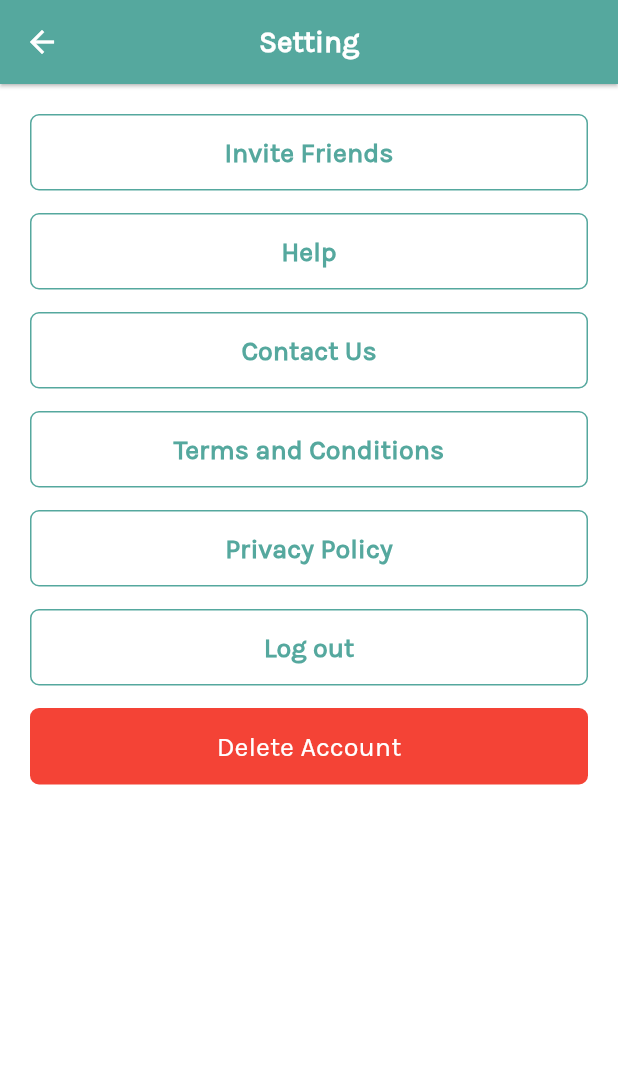
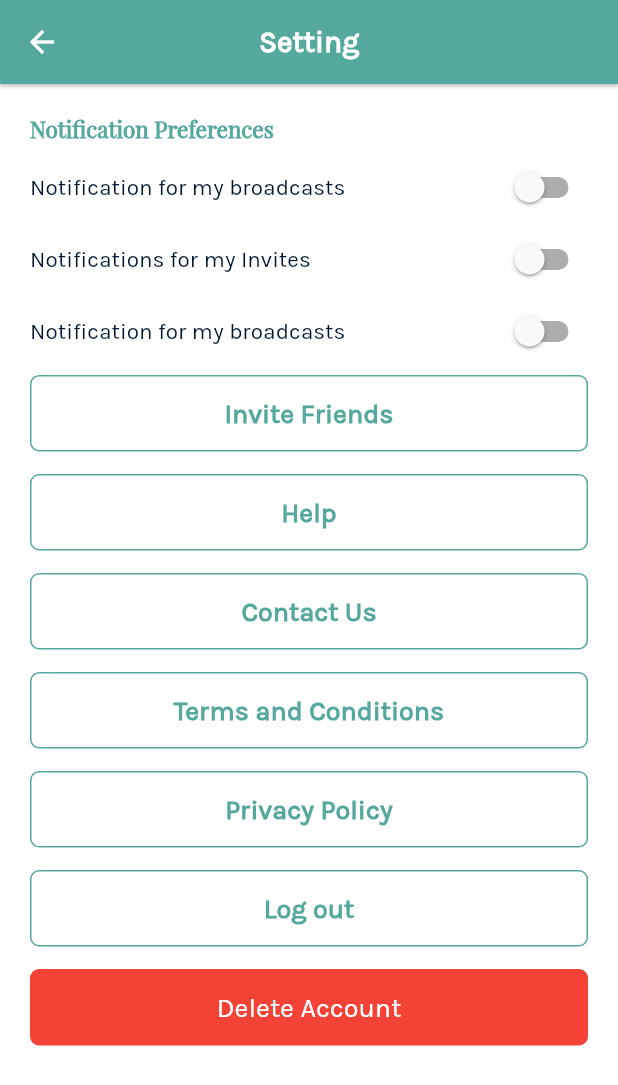
Before and after one commit to priyamshah112/chalo, a Flutter app: the Setting screen opened directly, on a phone screen of 412 x 824 dp. Shown: the top 1085 px of the screen. Run offline on Flutter 3.47's test engine with Material 2 defaults, Android fonts, the phone set to English and light mode, and no system bars; our stand-ins replace cloud_firestore, datetime_picker_formfield, firebase_auth, firebase_messaging, firebase_storage, flutter_map and 10 more; missing offline and left inert: gender_selection, geocoder, mapbox_search_flutter, steel_crypt; accounts and stored records are empty.

Commit message:
Setting Page Switch added

```diff
--- a/lib/Explore/explore.dart
+++ b/lib/Explore/explore.dart
@@ -198,7 +198,7 @@ class _ExploreState extends State<Explore> {
                             mainAxisAlignment: MainAxisAlignment.center,
                             children: <Widget>[
                               Container(
-                                width: 70,
+                                width: 90,
                                 height: 25,
                                 child: RaisedButton(
                                   onPressed: () {},
--- a/lib/Settings/setting.dart
+++ b/lib/Settings/setting.dart
@@ -1,4 +1,5 @@
 import 'package:chaloapp/common/global_colors.dart';
+import 'package:chaloapp/main.dart';
 import 'package:chaloapp/widgets/DailogBox.dart';
 import 'package:flutter/material.dart';
 
@@ -44,100 +45,14 @@ class _SettingState extends State<Setting> {
     return Future.value(true);
   }
 
+  bool isSwitched1 = false;
+  bool isSwitched2 = false;
+  bool isSwitched3 = false;
+
   @override
   void initState() {
     // TODO: implement initState
     super.initState();
-    ExplorepostList = [
-      [
-        "images/bgcover.jpg",
-        "Abdul Quadir Ansari",
-        "10",
-        "true",
-        "false",
-        "false",
-      ],
-      [
-        "images/bgcover.jpg",
-        "Ali Asgar",
-        "3",
-        "false",
-        "true",
-        "false",
-      ],
-      [
-        "images/bgcover.jpg",
-        "Sohil Luhar",
-        "8",
-        "false",
-        "false",
-        "true",
-      ],
-      [
-        "images/bgcover.jpg",
-        "Harsh Gupta",
-        "1",
-        "true",
-        "false",
-        "false",
-      ],
-      [
-        "images/bgcover.jpg",
-        "Mohammad Athania",
-        "9",
-        "false",
-        "false",
-        "true",
-      ],
-      [
-        "images/bgcover.jpg",
-        "Abdul Quadir Ansari",
-        "6",
-        "false",
-        "false",
-        "true",
-      ],
-      [
-        "images/bgcover.jpg",
-        "Sohil Luhar",
-        "4",
-        "false",
-        "false",
-        "true",
-      ],
-      [
-        "images/bgcover.jpg",
-        "Abdul Quadir Ansari",
-        "6",
-        "false",
-        "false",
-        "true",
-      ],
-      [
-        "images/bgcover.jpg",
-        "Abdul Quadir Ansari",
-        "3",
-        "false",
-        "false",
-        "true",
-      ],
-      [
-        "images/bgcover.jpg",
-        "Abdul Quadir Ansari",
-        "1",
-        "false",
-        "false",
-        "true",
-      ],
-      [
-        "images/bgcover.jpg",
-        "Abdul Quadir Ansari",
-        "1",
-        "false",
-        "false",
-        "true",
-      ],
-    ];
   }
 
   @override
@@ -187,8 +102,105 @@ class _SettingState extends State<Setting> {
           child: Padding(
             padding: EdgeInsets.symmetric(vertical: 20, horizontal: 20),
             child: Column(
-              mainAxisAlignment: MainAxisAlignment.center,
+              mainAxisAlignment: MainAxisAlignment.start,
+              crossAxisAlignment: CrossAxisAlignment.start,
               children: <Widget>[
+                Text(
+                  "Notification Preferences",
+                  style: TextStyle(
+                    fontSize: 15,
+                    color: Color(primary),
+                    fontFamily: heading,
+                    fontWeight: FontWeight.w600,
+                  ),
+                ),
+                SizedBox(
+                  height: 5,
+                ),
+                Row(
+                  mainAxisAlignment: MainAxisAlignment.spaceBetween,
+                  children: <Widget>[
+                    Text(
+                      "Notification for my broadcasts",
+                      style: TextStyle(
+                        fontSize: 15,
+                        color: Color(secondary),
+                        fontFamily: bodyText,
+                        fontWeight: FontWeight.normal,
+                      ),
+                    ),
+                    Center(
+                      child: Switch(
+                        value: isSwitched1,
+                        onChanged: (value) {
+                          setState(() {
+                            isSwitched1 = value;
+                            print(isSwitched1);
+                          });
+                        },
+                        activeTrackColor: Color(primary),
+                        activeColor: Colors.white,
+                      ),
+                    )
+                  ],
+                ),
+                Row(
+                  mainAxisAlignment: MainAxisAlignment.spaceBetween,
+                  children: <Widget>[
+                    Text(
+                      "Notifications for my Invites",
+                      style: TextStyle(
+                        fontSize: 15,
+                        color: Color(secondary),
+                        fontFamily: bodyText,
+                        fontWeight: FontWeight.normal,
+                      ),
+                    ),
+                    Center(
+                      child: Switch(
+                        value: isSwitched2,
+                        onChanged: (value) {
+                          setState(() {
+                            isSwitched2 = value;
+                            print(isSwitched2);
+                          });
+                        },
+                        activeTrackColor: Color(primary),
+                        activeColor: Colors.white,
+                      ),
+                    )
+                  ],
+                ),
+                Row(
+                  mainAxisAlignment: MainAxisAlignment.spaceBetween,
+                  children: <Widget>[
+                    Text(
+                      "Notification for my broadcasts",
+                      style: TextStyle(
+                        fontSize: 15,
+                        color: Color(secondary),
+                        fontFamily: bodyText,
+                        fontWeight: FontWeight.normal,
+                      ),
+                    ),
+                    Center(
+                      child: Switch(
+                        value: isSwitched3,
+                        onChanged: (value) {
+                          setState(() {
+                            isSwitched3 = value;
+                            print(isSwitched3);
+                          });
+                        },
+                        activeTrackColor: Color(primary),
+                        activeColor: Colors.white,
+                      ),
+                    )
+                  ],
+                ),
+                SizedBox(
+                  height: 5,
+                ),
                 ButtonWidget(
                   title: "Invite Friends",
                   buttonFunc: () {},
--- a/lib/profile/profile_page.dart
+++ b/lib/profile/profile_page.dart
@@ -97,6 +97,7 @@ class _ProfilePageState extends State<ProfilePage> {
     return WillPopScope(
       onWillPop: () => _onWillPop(context),
       child: Scaffold(
+        resizeToAvoidBottomPadding: false,
         backgroundColor: Colors.white,
         appBar: AppBar(
           centerTitle: true,
```
